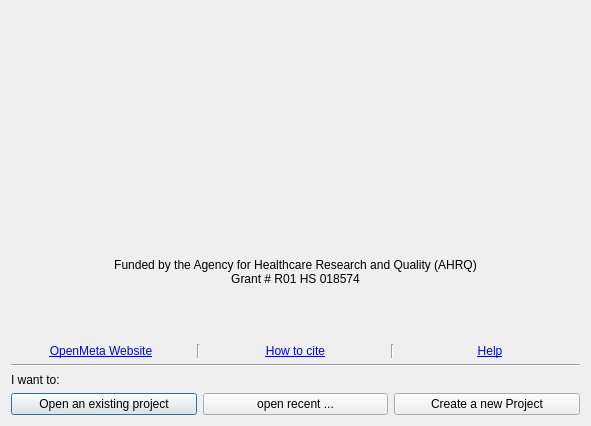
Above: start_upV2.ui from bwallace/OpenMeta-analyst- before the change. Below: the same form after it.
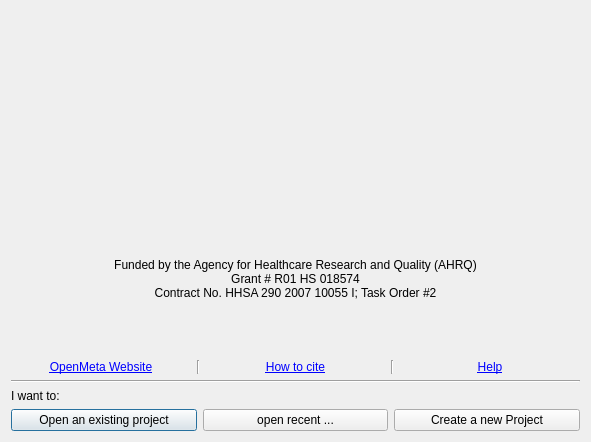
That is the form after the change. Icons and pictures are not drawn.

Patch:
```diff
--- a/start_upV2.ui
+++ b/start_upV2.ui
@@ -7,7 +7,7 @@
     <x>0</x>
     <y>0</y>
     <width>591</width>
-    <height>426</height>
+    <height>442</height>
    </rect>
   </property>
   <property name="windowTitle">
@@ -85,7 +85,8 @@
     <widget class="QLabel" name="fundedby_lbl">
      <property name="text">
       <string>Funded by the Agency for Healthcare Research and Quality (AHRQ)
-Grant # R01 HS 018574</string>
+Grant # R01 HS 018574
+Contract No. HHSA 290 2007 10055 I; Task Order #2</string>
      </property>
      <property name="alignment">
       <set>Qt::AlignCenter</set>
```
